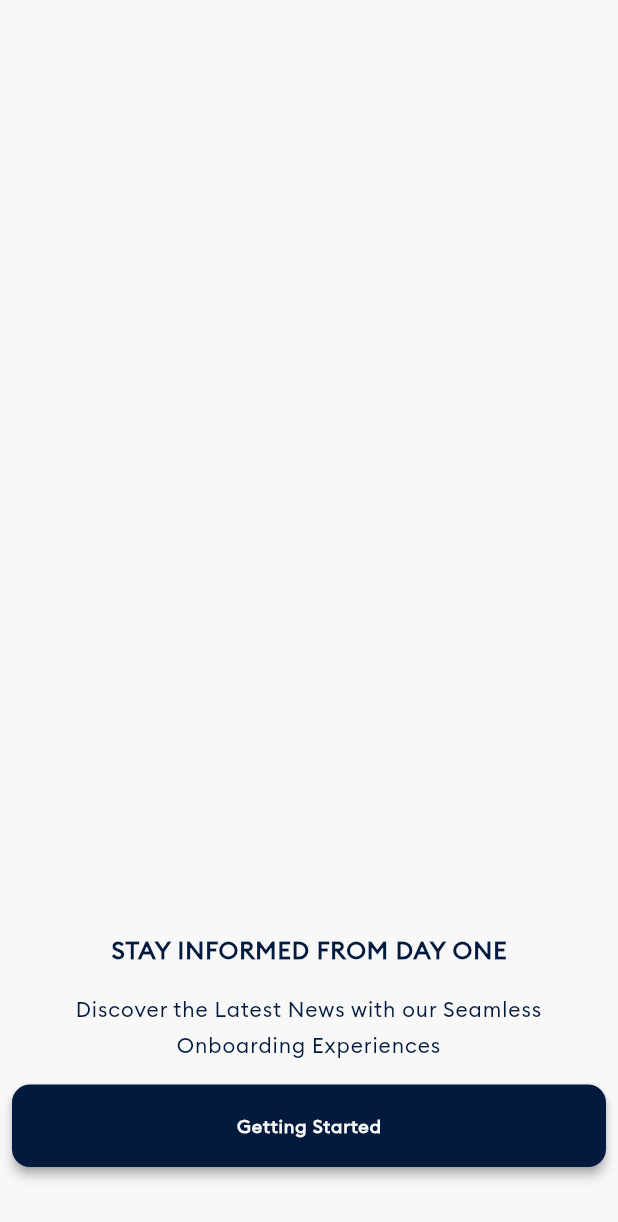
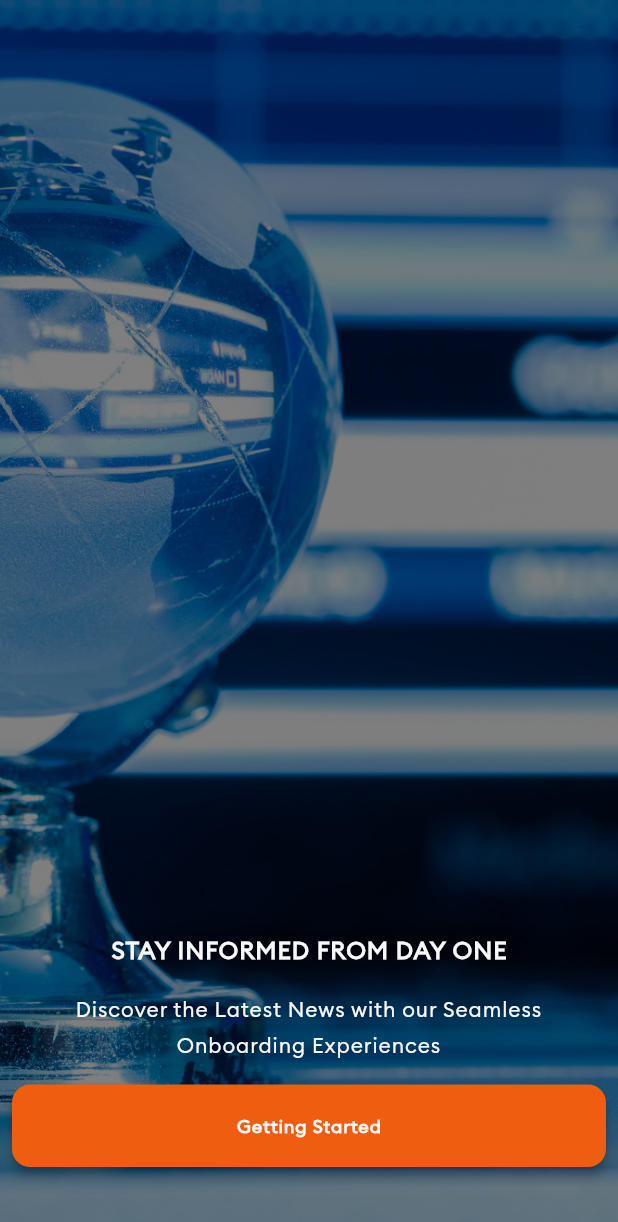
Before and after one commit to inono05/news, a Flutter app: the screen it shows after launch, on a phone screen of 412 x 824 dp. Shown: the top 1222 px of the screen. Run offline on Flutter 3.47's test engine with Material 3 defaults, Android fonts, the phone set to English and light mode, and no system bars; drawn by our look-alikes of flutter_animate; our stand-ins replace cached_network_image, flutter_riverpod, flutter_spinkit, go_router, iconly, iconsax and 3 more; generated files the repository leaves out were written again.

Commit message:
add background image on splashview

```diff
--- a/lib/src/features/splash/ui/splash_view.dart
+++ b/lib/src/features/splash/ui/splash_view.dart
@@ -2,10 +2,13 @@ import 'package:flutter/material.dart';
 import 'package:go_router/go_router.dart';
 import 'package:news/src/commons/constants/app_sizes.dart';
 import 'package:news/src/commons/constants/app_strings.dart';
+import 'package:news/src/commons/extensions/app_context_extension.dart';
 import 'package:news/src/commons/extensions/app_widget_extension.dart';
 import 'package:news/src/commons/widgets/components/app_title.dart';
 import 'package:news/src/commons/widgets/components/buttons/app_button.dart';
 import 'package:news/src/core/routing/app_router.dart';
+
+import '../../../../generated/assets.gen.dart';
 
 class SplashView extends StatelessWidget {
   const SplashView({super.key});
@@ -14,7 +17,16 @@ class SplashView extends StatelessWidget {
   Widget build(BuildContext context) {
     //final image = Assets.images.news;
     return Scaffold(
-      body: Column(
+      body: Container(
+        decoration: BoxDecoration(
+          color: Colors.black.withValues(alpha: 1),
+          image: DecorationImage(
+            image: AssetImage(Assets.images.news.path),
+            fit: BoxFit.cover,
+            opacity: .5,
+          ),
+        ),
+        child: Column(
           spacing: AppSize.p14,
           mainAxisAlignment: MainAxisAlignment.center,
           crossAxisAlignment: CrossAxisAlignment.center,
@@ -23,20 +35,22 @@ class SplashView extends StatelessWidget {
             AppTitle.h2(
               title: "Stay Informed from Day One".toUpperCase(),
               fontWeight: FontWeight.bold,
+              color: context.surface,
             ),
             AppTitle(
               title: AppStrings.splashSubtitle,
               maxLines: 3,
               textAlign: TextAlign.center,
+              color: context.surface,
             ).paddingSymmetric(horizontal: AppSize.p8),
-
-          AppButton(
+            AppButton.secondary(
               title: "Getting Started",
               onPressed: () => context.goNamed(AppRoutes.news.name),
             ),
             AppSize.p32.heightBox,
           ],
         ),
+      ),
     );
   }
 }
```
Also changed, not shown: 2 other files. Lines whose indentation alone changed are shown as unchanged.
